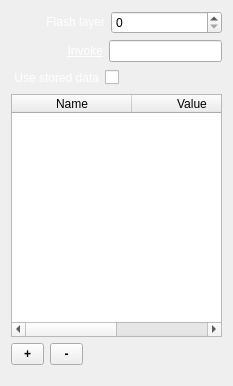
First picture: the form in trunk/Widgets/Inspector/InspectorTemplateWidget.ui, repository cambell-prince/casparcg-client, before the edit.
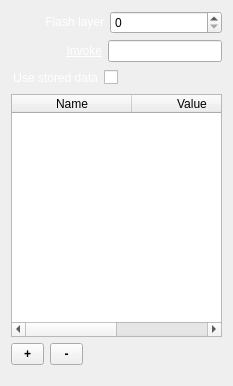
Second picture: the form after the edit.

```diff
--- a/trunk/Widgets/Inspector/InspectorTemplateWidget.ui
+++ b/trunk/Widgets/Inspector/InspectorTemplateWidget.ui
@@ -35,7 +35,7 @@
        </property>
        <property name="sizeHint" stdset="0">
         <size>
-         <width>35</width>
+         <width>34</width>
          <height>20</height>
         </size>
        </property>
@@ -81,7 +81,7 @@
        </property>
        <property name="sizeHint" stdset="0">
         <size>
-         <width>56</width>
+         <width>55</width>
          <height>20</height>
         </size>
        </property>
@@ -118,7 +118,7 @@
        </property>
        <property name="sizeHint" stdset="0">
         <size>
-         <width>3</width>
+         <width>2</width>
          <height>20</height>
         </size>
        </property>
```
